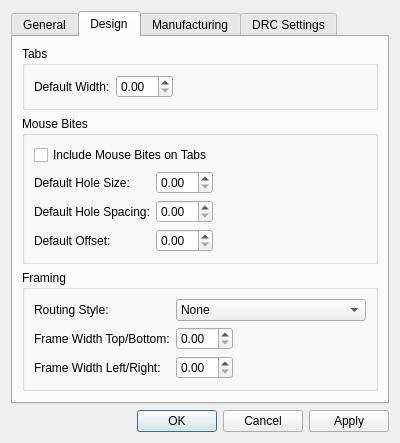
Old version of the form libs/librepcb/editor/project/panel/panelsetupdialog.ui in the repository AvetosDesign/LibrePCB.
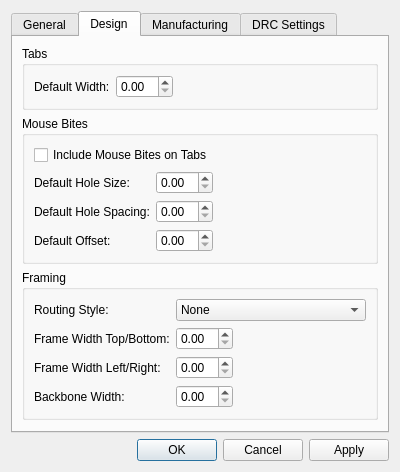
New version of the form. The open tabs and pages were chosen to show the change.

Commit message: More Panel Tool implementation: * Panel settings dialog additions and improvements:  - Backbone width, new routing style ('None'), mouse bite defaults. * Enabled the layer control panel, along with its presets. * Removed the copper layer visibility toggle. * Removed the board outline visibility toggle. * Fixed board flipping: Previous code was mirroring the PCB, not flipping it over. * Implemented the Panel outline calculation, including routing, tabs, and mousebites. * Add live preview for the panel outline.  It's REALLY fast compared to KiKit (<10 mS. vs. 10 seconds).

The edit to the form file:
```diff
--- a/libs/librepcb/editor/project/panel/panelsetupdialog.ui
+++ b/libs/librepcb/editor/project/panel/panelsetupdialog.ui
@@ -275,6 +275,26 @@
             </property>
            </widget>
           </item>
+          <item row="3" column="0">
+           <widget class="QLabel" name="lblBackboneWidth">
+            <property name="text">
+             <string>Backbone Width:</string>
+            </property>
+           </widget>
+          </item>
+          <item row="3" column="1">
+           <widget class="QDoubleSpinBox" name="spbxBackboneWidth">
+            <property name="sizePolicy">
+             <sizepolicy hsizetype="Fixed" vsizetype="Fixed">
+              <horstretch>0</horstretch>
+              <verstretch>0</verstretch>
+             </sizepolicy>
+            </property>
+            <property name="toolTip">
+             <string>Width of the backbones along the midline between neighboring boards, for the Open routing style. A backbone is only created where the gap fits it plus a route on each side (0 = no backbones)</string>
+            </property>
+           </widget>
+          </item>
          </layout>
         </widget>
        </item>
```
Left out of the diff: 2 changed lines with no effect on the pictures. The commit also changes 32 other files.
